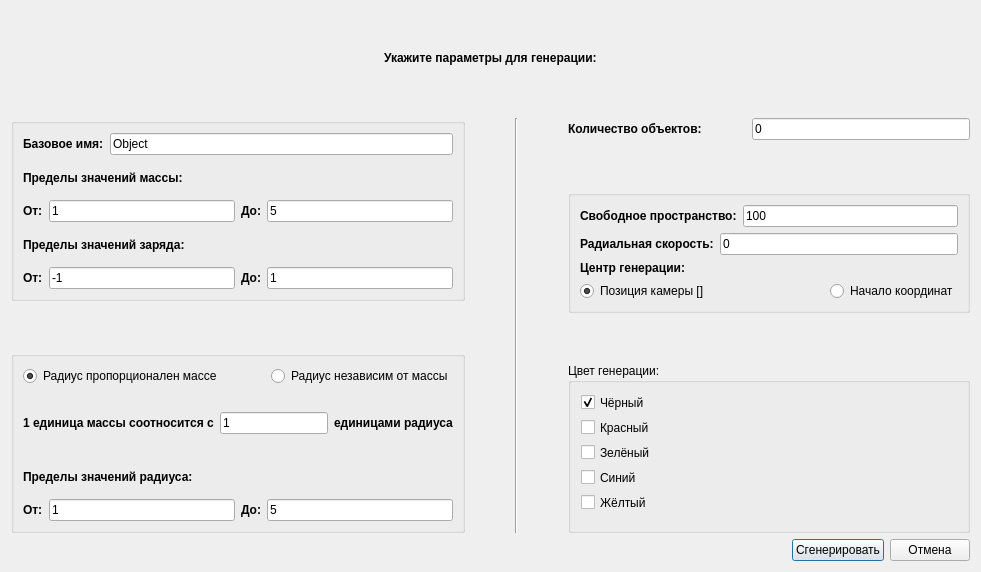
Above: generatewidget.ui from GRUB666/SPS---Simple-Physical-Simulator before the change. Below: the same form after it.
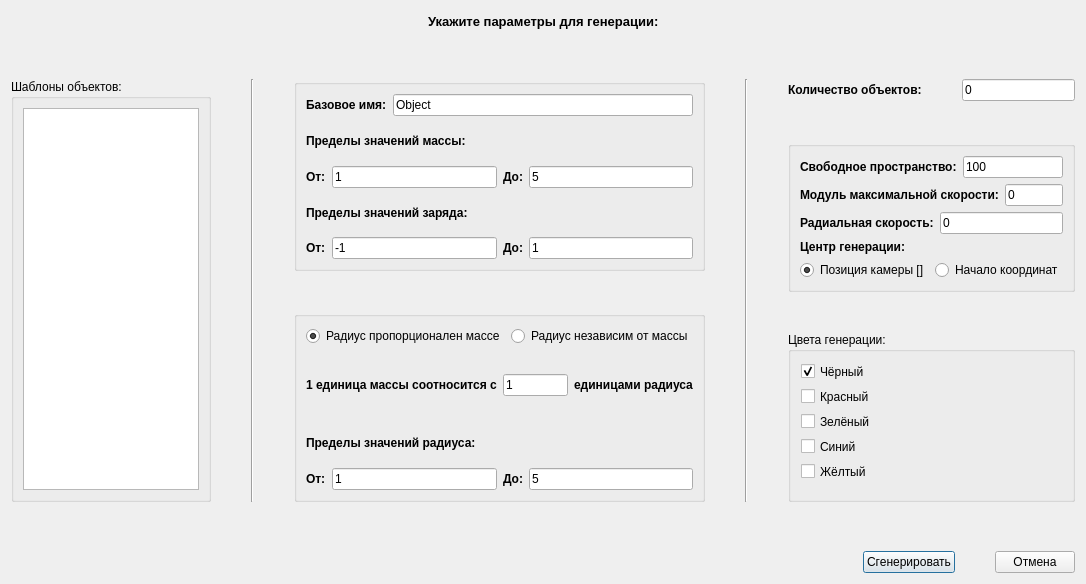
That is the form after the change.

The edit to the form file:
```diff
--- a/generatewidget.ui
+++ b/generatewidget.ui
@@ -6,8 +6,8 @@
    <rect>
     <x>0</x>
     <y>0</y>
-    <width>981</width>
-    <height>572</height>
+    <width>1053</width>
+    <height>584</height>
    </rect>
   </property>
   <property name="windowTitle">
@@ -16,13 +16,11 @@
   <layout class="QVBoxLayout" name="verticalLayout_14">
    <item>
     <layout class="QVBoxLayout" name="verticalLayout_13">
-     <item>
-      <layout class="QVBoxLayout" name="verticalLayout_12">
        <property name="spacing">
-        <number>50</number>
-       </property>
-       <property name="topMargin">
-        <number>37</number>
+      <number>40</number>
+     </property>
+     <property name="bottomMargin">
+      <number>0</number>
        </property>
        <item>
         <layout class="QHBoxLayout" name="horizontalLayout">
@@ -43,7 +41,7 @@
           <widget class="QLabel" name="label">
            <property name="font">
             <font>
-             <pointsize>9</pointsize>
+           <pointsize>10</pointsize>
              <weight>75</weight>
              <bold>true</bold>
             </font>
@@ -82,6 +80,39 @@
         </spacer>
        </item>
        <item>
+      <layout class="QHBoxLayout" name="horizontalLayout_15">
+       <item>
+        <widget class="QGroupBox" name="groupBox_5">
+         <property name="minimumSize">
+          <size>
+           <width>200</width>
+           <height>0</height>
+          </size>
+         </property>
+         <property name="maximumSize">
+          <size>
+           <width>300</width>
+           <height>16777215</height>
+          </size>
+         </property>
+         <property name="title">
+          <string>Шаблоны объектов:</string>
+         </property>
+         <layout class="QVBoxLayout" name="verticalLayout_12">
+          <item>
+           <widget class="QListWidget" name="patterns_list"/>
+          </item>
+         </layout>
+        </widget>
+       </item>
+       <item>
+        <widget class="Line" name="line_2">
+         <property name="orientation">
+          <enum>Qt::Vertical</enum>
+         </property>
+        </widget>
+       </item>
+       <item>
         <layout class="QHBoxLayout" name="horizontalLayout_12">
          <item>
           <layout class="QVBoxLayout" name="verticalLayout_11">
@@ -478,6 +509,31 @@
                   </item>
                  </layout>
                 </item>
+                <item>
+                 <layout class="QHBoxLayout" name="horizontalLayout_16">
+                  <item>
+                   <widget class="QLabel" name="max_speed_lab">
+                    <property name="font">
+                     <font>
+                      <pointsize>9</pointsize>
+                      <weight>75</weight>
+                      <bold>true</bold>
+                     </font>
+                    </property>
+                    <property name="text">
+                     <string>Модуль максимальной скорости:</string>
+                    </property>
+                   </widget>
+                  </item>
+                  <item>
+                   <widget class="QLineEdit" name="mx_speed_line">
+                    <property name="text">
+                     <string>0</string>
+                    </property>
+                   </widget>
+                  </item>
+                 </layout>
+                </item>
                 <item>
                  <layout class="QHBoxLayout" name="horizontalLayout_8">
                   <item>
@@ -569,7 +625,7 @@
               </size>
              </property>
              <property name="title">
-              <string>Цвет генерации:</string>
+              <string>Цвета генерации:</string>
              </property>
              <widget class="QCheckBox" name="black">
               <property name="geometry">
```
Lines whose indentation alone changed are shown as unchanged.
